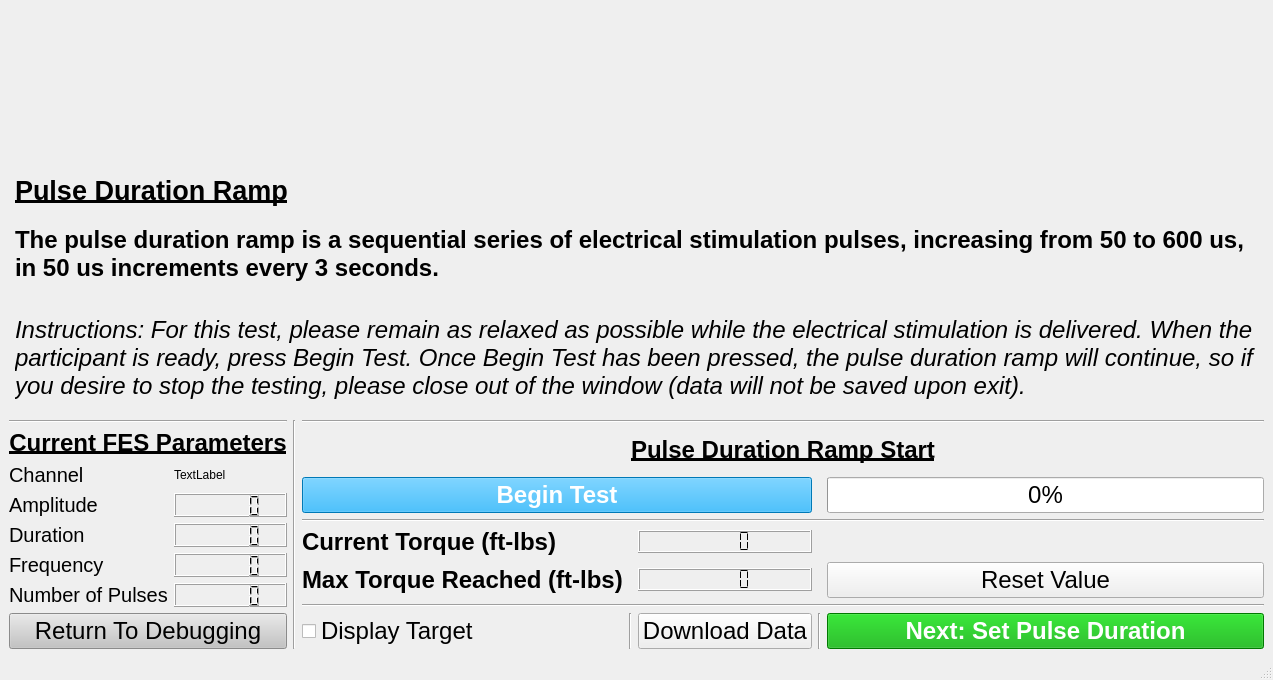
First picture: the form in resources/_CD_GUI_PDRamp_Formed_Clinician.ui, repository jontalvarez/central-drive, before the edit.
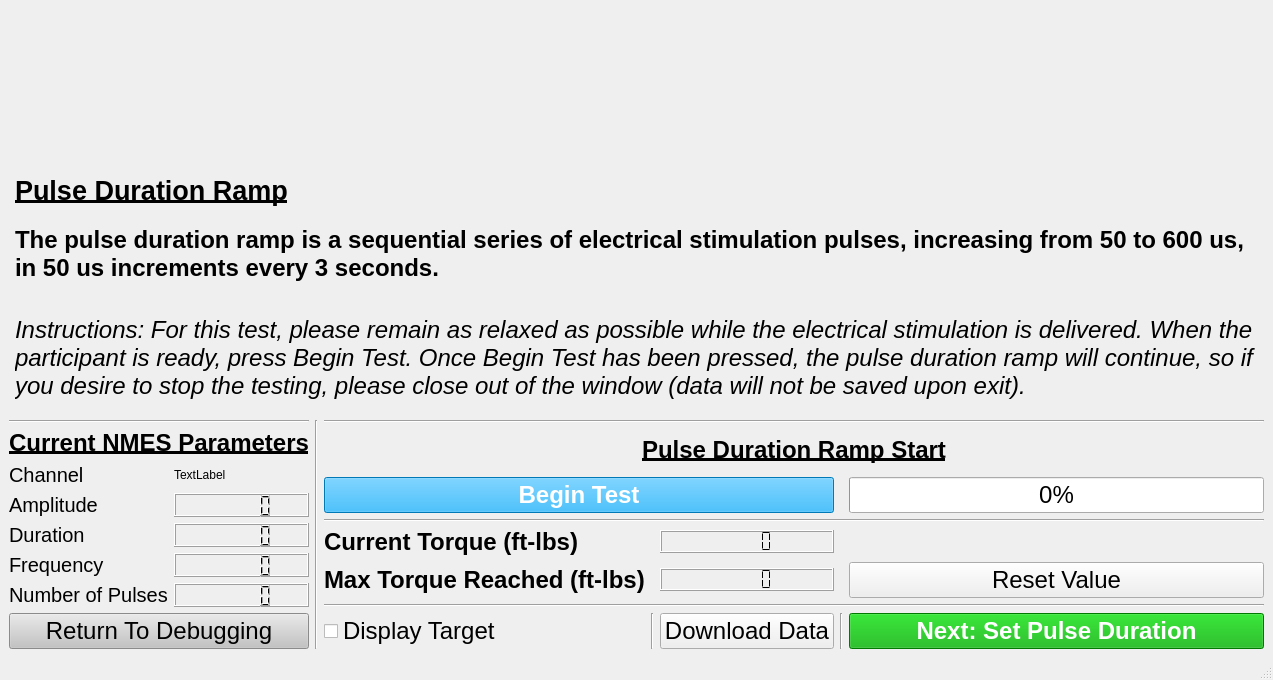
Second picture: the form after the edit.

Commit message: GUI changes based off feedback from clinicians at BU

What changed in the file:
```diff
--- a/resources/_CD_GUI_PDRamp_Formed_Clinician.ui
+++ b/resources/_CD_GUI_PDRamp_Formed_Clinician.ui
@@ -331,7 +331,7 @@
          </font>
         </property>
         <property name="text">
-         <string>Current FES Parameters</string>
+         <string>Current NMES Parameters</string>
         </property>
         <property name="scaledContents">
          <bool>false</bool>
```
The commit also changes 4 other files.
